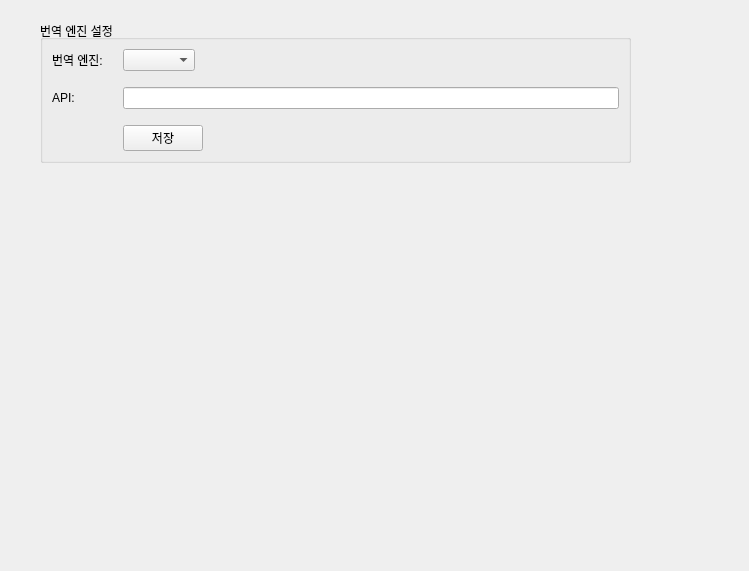
Before: the Qt Designer form 01_FinTranslator/FinTranslator_code/src/Settings/EngineOptionWidget.ui in kimyubin/Portfolio_Code, drawn with Qt 5.
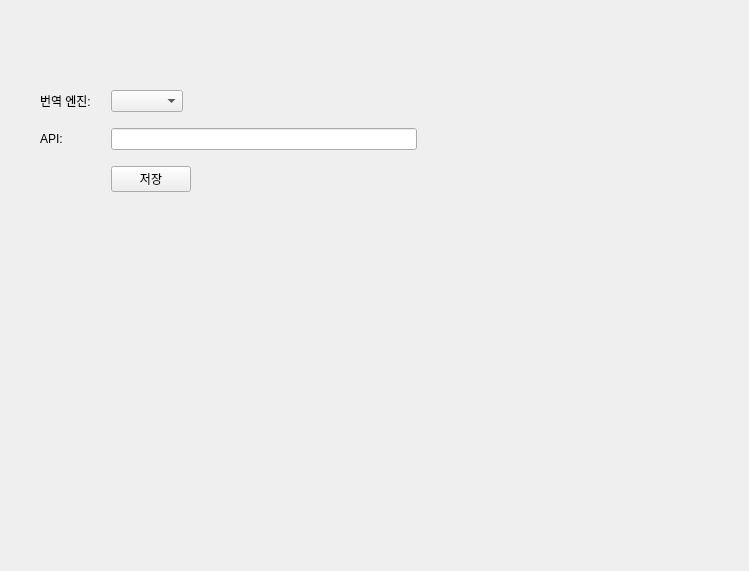
After: the same form once the commit is applied. Custom widgets are drawn as their Qt base class.

What changed in the file:
```diff
--- a/01_FinTranslator/FinTranslator_code/src/Settings/EngineOptionWidget.ui
+++ b/01_FinTranslator/FinTranslator_code/src/Settings/EngineOptionWidget.ui
@@ -17,50 +17,41 @@
    <property name="geometry">
     <rect>
      <x>40</x>
-     <y>20</y>
-     <width>591</width>
-     <height>481</height>
+     <y>90</y>
+     <width>377</width>
+     <height>102</height>
     </rect>
    </property>
-   <layout class="QGridLayout" name="mainLayout" rowstretch="0">
-    <property name="spacing">
-     <number>0</number>
-    </property>
-    <item row="0" column="0">
-     <layout class="QGridLayout" name="gridLayout_2">
-      <item row="0" column="0" alignment="Qt::AlignmentFlag::AlignTop">
-       <widget class="QGroupBox" name="engineGroup">
-        <property name="title">
-         <string>번역 엔진 설정</string>
-        </property>
-        <property name="alignment">
-         <set>Qt::AlignmentFlag::AlignLeading|Qt::AlignmentFlag::AlignLeft|Qt::AlignmentFlag::AlignVCenter</set>
-        </property>
-        <property name="flat">
-         <bool>true</bool>
-        </property>
-        <layout class="QVBoxLayout" name="verticalLayout">
-         <item>
-          <widget class="QWidget" name="engineLayoutWidget" native="true">
-           <layout class="QGridLayout" name="gridLayout">
-            <property name="leftMargin">
-             <number>0</number>
-            </property>
-            <property name="topMargin">
-             <number>0</number>
-            </property>
-            <property name="rightMargin">
-             <number>0</number>
-            </property>
-            <property name="bottomMargin">
-             <number>0</number>
-            </property>
+   <layout class="QGridLayout" name="engineLayout">
             <property name="horizontalSpacing">
              <number>20</number>
             </property>
             <property name="verticalSpacing">
              <number>16</number>
             </property>
+    <item row="1" column="0" alignment="Qt::AlignmentFlag::AlignLeft|Qt::AlignmentFlag::AlignVCenter">
+     <widget class="QLabel" name="apiNamelabel">
+      <property name="sizePolicy">
+       <sizepolicy hsizetype="Fixed" vsizetype="Fixed">
+        <horstretch>0</horstretch>
+        <verstretch>0</verstretch>
+       </sizepolicy>
+      </property>
+      <property name="text">
+       <string>API: </string>
+      </property>
+     </widget>
+    </item>
+    <item row="0" column="1" alignment="Qt::AlignmentFlag::AlignLeft|Qt::AlignmentFlag::AlignVCenter">
+     <widget class="DropdownMenu" name="enginSelectCombo">
+      <property name="sizePolicy">
+       <sizepolicy hsizetype="Fixed" vsizetype="Fixed">
+        <horstretch>0</horstretch>
+        <verstretch>0</verstretch>
+       </sizepolicy>
+      </property>
+     </widget>
+    </item>
             <item row="1" column="1" alignment="Qt::AlignmentFlag::AlignVCenter">
              <widget class="QLineEdit" name="apiInputLine">
               <property name="minimumSize">
@@ -71,7 +62,7 @@
               </property>
              </widget>
             </item>
-            <item row="0" column="0" alignment="Qt::AlignmentFlag::AlignVCenter">
+    <item row="0" column="0" alignment="Qt::AlignmentFlag::AlignLeft|Qt::AlignmentFlag::AlignVCenter">
              <widget class="QLabel" name="enginNamelabel">
               <property name="sizePolicy">
                <sizepolicy hsizetype="Fixed" vsizetype="Preferred">
@@ -84,43 +75,12 @@
               </property>
              </widget>
             </item>
-            <item row="1" column="0" alignment="Qt::AlignmentFlag::AlignLeft|Qt::AlignmentFlag::AlignVCenter">
-             <widget class="QLabel" name="apiNamelabel">
-              <property name="sizePolicy">
-               <sizepolicy hsizetype="Fixed" vsizetype="Fixed">
-                <horstretch>0</horstretch>
-                <verstretch>0</verstretch>
-               </sizepolicy>
-              </property>
-              <property name="text">
-               <string>API: </string>
-              </property>
-             </widget>
-            </item>
-            <item row="0" column="1" alignment="Qt::AlignmentFlag::AlignLeft|Qt::AlignmentFlag::AlignVCenter">
-             <widget class="DropdownMenu" name="enginSelectCombo">
-              <property name="sizePolicy">
-               <sizepolicy hsizetype="Fixed" vsizetype="Fixed">
-                <horstretch>0</horstretch>
-                <verstretch>0</verstretch>
-               </sizepolicy>
-              </property>
-             </widget>
-            </item>
             <item row="2" column="1" alignment="Qt::AlignmentFlag::AlignLeft|Qt::AlignmentFlag::AlignTop">
              <widget class="QPushButton" name="apiKeySaveButton">
               <property name="text">
                <string>저장</string>
               </property>
              </widget>
-            </item>
-           </layout>
-          </widget>
-         </item>
-        </layout>
-       </widget>
-      </item>
-     </layout>
     </item>
    </layout>
   </widget>
```
Lines whose indentation alone changed are shown as unchanged.
